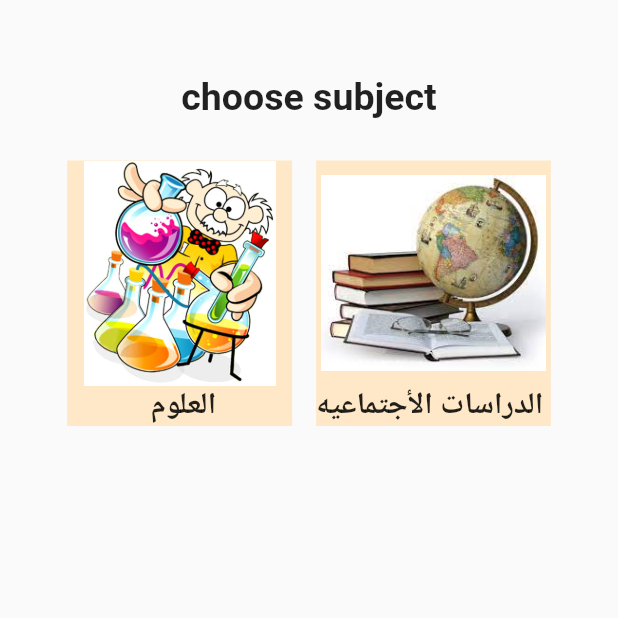
After one commit to MernaGamall/dream_catcher_app, a Flutter app: the SubjectExamScreen screen opened directly, on a phone screen of 412 x 824 dp, the top half of it. The commit adds this screen. Run offline on Flutter 3.47's test engine with Material 2 defaults, Android fonts, the phone set to English and light mode, and no system bars; our stand-ins replace easy_localization, fluttertoast, image_picker, video_player; missing offline and left inert: animation_wrappers, dart_random_choice, shape_of_view_null_safe.

Commit message:
first commit

```diff
--- /dev/null
+++ b/lib/screen/bottom_navigantionbar_screens/exam_escreens/choose_subject.dart
@@ -0,0 +1,110 @@
+import 'package:dream_catcher_app/screen/bottom_navigantionbar_screens/exam_escreens/exam_list.dart';
+import 'package:dream_catcher_app/screen/bottom_navigantionbar_screens/video_screens/videos_screens.dart';
+import 'package:easy_localization/easy_localization.dart';
+import 'package:flutter/material.dart';
+
+class SubjectExamScreen extends StatefulWidget {
+  const SubjectExamScreen({super.key});
+
+  @override
+  State<SubjectExamScreen> createState() => _SubjectExamScreenState();
+}
+
+class _SubjectExamScreenState extends State<SubjectExamScreen> {
+  String? studentStage = "prep2".tr();
+  String? studentLang = "Arabic".tr();
+
+  @override
+  Widget build(BuildContext context) {
+    return  Scaffold(
+      body:   SafeArea(
+        child: Center(
+          child: Column(
+            children: [
+              SizedBox(height: 50,),
+              Text("choose subject",style: TextStyle(fontWeight: FontWeight.bold, fontSize: 25),),
+              SizedBox(height: 20,),
+              Row(
+                mainAxisAlignment: MainAxisAlignment.center,
+                children: [
+
+                  Padding(
+                    padding: const EdgeInsets.all(8.0),
+                    child: GestureDetector(
+                      onTap: (){
+                        Navigator.of(context).push(
+                          MaterialPageRoute(
+                            builder: (context) => ExamList(),
+                          ),
+                        );
+                      },
+                      child: Container(
+
+                          decoration: BoxDecoration(
+                            color: Color(0xffFFE8C7),
+                          ),
+                          child: Column(
+                            children: [
+                              Container(
+                                  height: 150,
+                                  width: 150,
+                                  child: Image.asset("assets/images/img_1.jpg")),
+                              Text(" العلوم",style: TextStyle(fontSize: 20,fontWeight: FontWeight.bold),),],
+                          )
+                      ),
+                    ),
+                  ),
+                  studentLang == "Arabic".tr()?
+                  Padding(
+                    padding: const EdgeInsets.all(8.0),
+                    child: GestureDetector(
+                      onTap: (){
+                        Navigator.of(context).push(
+                          MaterialPageRoute(
+                            builder: (context) => VideosScreen(),
+                          ),
+                        );
+                      },
+                      child: Container(
+                          decoration: BoxDecoration(
+                            color: Color(0xffFFE8C7),
+                          ),
+                          child: Column(
+                            children: [
+                              Container(
+                                  height: 150,
+                                  width: 150,
+                                  child: Image.asset("assets/images/img_2.png")),
+                              Text("الدراسات الأجتماعيه ",style: TextStyle(fontSize: 20,fontWeight: FontWeight.bold)),],
+                          )
+                      ),
+                    ),
+                  ):
+                  GestureDetector(
+                    onTap: (){
+                      Navigator.of(context).push(
+                        MaterialPageRoute(
+                          builder: (context) => VideosScreen(),
+                        ),
+                      );
+                    },
+                    child: Container(
+                        decoration: BoxDecoration(
+                            color: Colors.cyan
+                        ),
+                        child: Column(
+                          children: [
+                            Image.asset(""),
+                            Text("Science"),],
+                        )
+                    ),
+                  ),
+                ],
+              )
+            ],
+          ),
+        ),
+      ),
+    );
+  }
+}
--- a/lib/screen/navigation_page.dart
+++ b/lib/screen/navigation_page.dart
@@ -1,5 +1,6 @@
 import 'package:dream_catcher_app/screen/authentication_screens/login_screen.dart';
 import 'package:dream_catcher_app/screen/authentication_screens/register_screen.dart';
+import 'package:dream_catcher_app/screen/bottom_navigantionbar_screens/exam_escreens/choose_subject.dart';
 import 'package:dream_catcher_app/screen/bottom_navigantionbar_screens/home_screen.dart';
 import 'package:dream_catcher_app/screen/bottom_navigantionbar_screens/video_screens/subjectQuestion_screen.dart';
 import 'package:dream_catcher_app/screen/bottom_navigantionbar_screens/video_screens/videos_screens.dart';
@@ -22,7 +23,7 @@ class _NavigationPageState extends State<NavigationPage> {
    int index = 2;
    String AppBarTitle = "title of index 0";
 
-List Pages = [SettingScreen() , ProfileScreen() , HomeScreen() , SubjectScreen()];
+List Pages = [SubjectExamScreen() , ProfileScreen() , HomeScreen() , SubjectScreen()];
 
   @override
   Widget build(BuildContext context) {
```
Also changed, not shown: lib/screen/bottom_navigantionbar_screens/exam_escreens/exam_list.dart (added, +34 -0 lines), lib/screen/bottom_navigantionbar_screens/exam_escreens/exam_screen.dart (added, +80 -0 lines).
